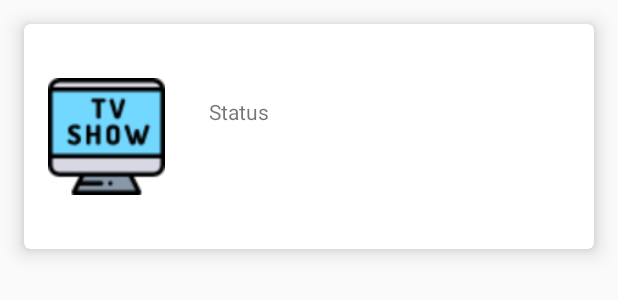
After one commit to exomatt/andorid-project, an Android app: the layout card_view.xml on its own in the app's theme, with its tools: preview values and no code run, on a phone screen of 412 x 824 dp. The commit adds this screen. Shown: the top 300 px of the screen. Run offline under Robolectric (Android 15) with nearby library versions, the phone set to English and light mode, and no system bars.

Commit message:
very important card view impl :3

```diff
--- a/app/build.gradle
+++ b/app/build.gradle
@@ -38,4 +38,5 @@ dependencies {
     androidTestImplementation 'com.android.support.test:runner:1.0.2'
     androidTestImplementation 'com.android.support.test.espresso:espresso-core:3.0.2'
     implementation 'com.android.support:cardview-v7:28.0.0'
+    implementation 'com.android.support:recyclerview-v7:28.0.0'
 }
--- /dev/null
+++ b/app/src/main/res/layout/card_view.xml
@@ -0,0 +1,68 @@
+<?xml version="1.0" encoding="utf-8"?>
+<android.support.v7.widget.CardView xmlns:android="http://schemas.android.com/apk/res/android"
+    xmlns:app="http://schemas.android.com/apk/res-auto"
+    android:id="@+id/card_container"
+    android:layout_width="match_parent"
+    android:layout_height="150dp"
+    android:layout_margin="16dp"
+    app:cardCornerRadius="4dp"
+    app:cardElevation="8dp">
+
+    <android.support.constraint.ConstraintLayout
+        android:layout_width="match_parent"
+        android:layout_height="match_parent">
+
+        <ImageView
+            android:id="@+id/imageViewCard"
+            android:layout_width="78dp"
+            android:layout_height="138dp"
+            android:layout_marginStart="16dp"
+            android:layout_marginEnd="29dp"
+            app:layout_constraintBottom_toBottomOf="parent"
+            app:layout_constraintEnd_toStartOf="@+id/linearLayout2"
+            app:layout_constraintStart_toStartOf="parent"
+            app:layout_constraintTop_toTopOf="parent"
+            app:srcCompat="@drawable/tvshowicon" />
+
+        <LinearLayout
+            android:id="@+id/linearLayout2"
+            android:layout_width="0dp"
+            android:layout_height="0dp"
+            android:layout_marginTop="2dp"
+            android:layout_marginEnd="8dp"
+            android:layout_marginBottom="2dp"
+            android:orientation="vertical"
+            app:layout_constraintBottom_toBottomOf="parent"
+            app:layout_constraintEnd_toEndOf="parent"
+            app:layout_constraintStart_toEndOf="@+id/imageViewCard"
+            app:layout_constraintTop_toTopOf="parent">
+
+            <TextView
+                android:id="@+id/textCardName"
+                android:layout_width="match_parent"
+                android:layout_height="wrap_content"
+                android:textSize="20sp" />
+
+            <TextView
+                android:id="@+id/textCardDate"
+                android:layout_width="match_parent"
+                android:layout_height="wrap_content" />
+
+            <TextView
+                android:id="@+id/textView6"
+                android:layout_width="match_parent"
+                android:layout_height="wrap_content"
+                android:text="Status" />
+
+            <TextView
+                android:id="@+id/textCardStatus"
+                android:layout_width="match_parent"
+                android:layout_height="wrap_content" />
+
+            <TextView
+                android:id="@+id/textCardEpisode"
+                android:layout_width="match_parent"
+                android:layout_height="wrap_content" />
+        </LinearLayout>
+    </android.support.constraint.ConstraintLayout>
+</android.support.v7.widget.CardView>
```
Also changed, not shown: app/src/main/AndroidManifest.xml (+5 -3 lines), app/src/main/java/com/example/exomat/tvseriesinfo/FavoritesViewActivity.java (added, +12 -0 lines), app/src/main/java/com/example/exomat/tvseriesinfo/MainActivity.java (+7 -1 lines), app/src/main/java/com/example/exomat/tvseriesinfo/RecyclerFragment.java (added, +104 -0 lines), app/src/main/java/com/example/exomat/tvseriesinfo/SingleFragment.java (added, +25 -0 lines), app/src/main/res/layout/activity_favorites_view.xml (added, +10 -0 lines), app/src/main/res/layout/activity_recycler_fragment.xml (added, +7 -0 lines).
